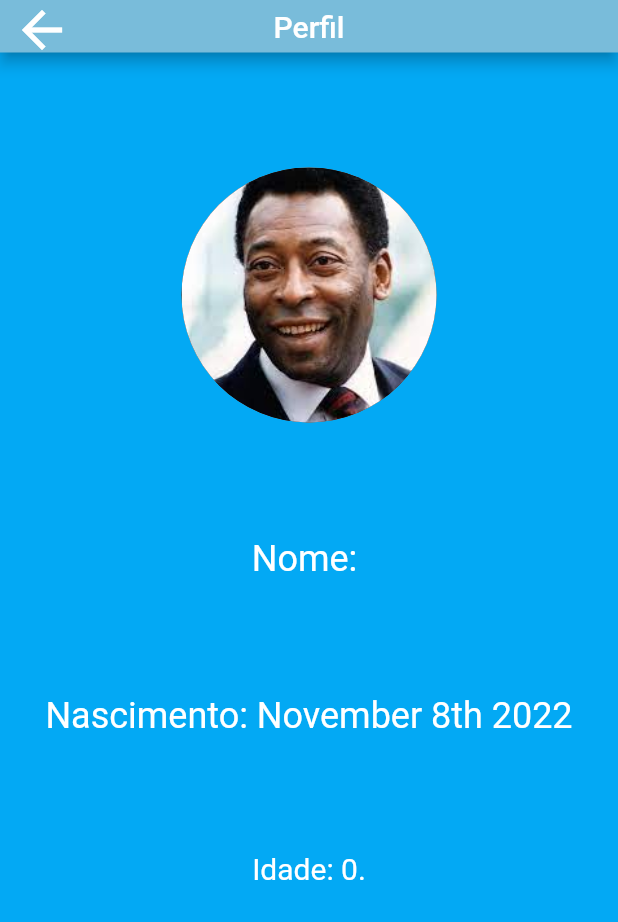
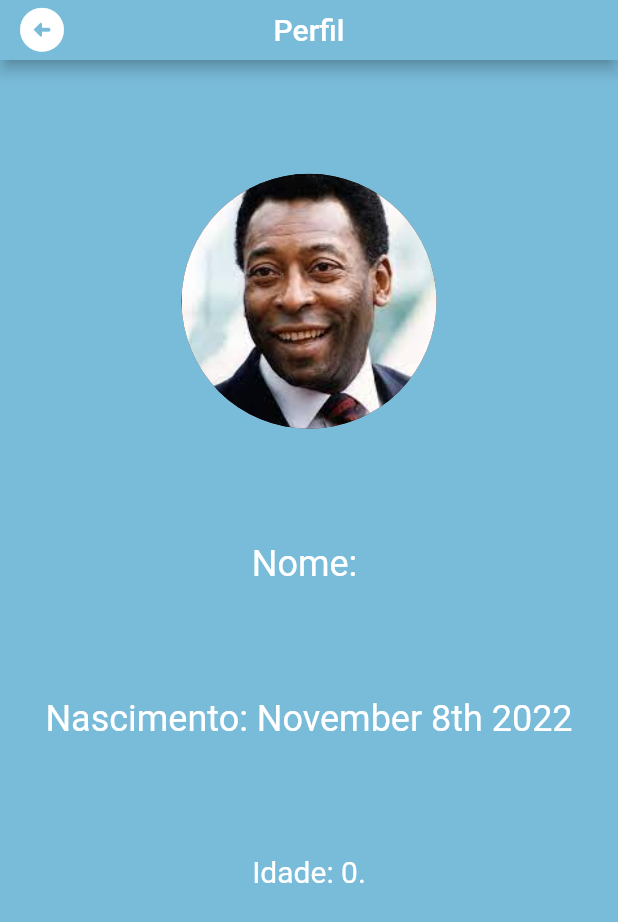
Before and after one commit to Baidugo-bot/mvp_Alzheimer, a Flutter app: the screen it shows after launch, after a tap on the "account circle" icon, on a phone screen of 412 x 824 dp. Shown: the top 922 px of the screen. Run offline on Flutter 3.47's test engine with Material 2 defaults, Android fonts, the phone set to English and light mode, and no system bars; our stand-ins replace bordered_text, date_field, flutter_svg, image_picker, jiffy, latlong2 and 1 more.

```diff
--- a/mvp_alzheimer_projeto/lib/AppController.dart
+++ b/mvp_alzheimer_projeto/lib/AppController.dart
@@ -13,7 +13,7 @@ class AppController extends ChangeNotifier{
   DateTime now = DateTime.now().toUtc();
   int counter = 0;
   String lastImgURL = "none";
-  Color mainColor = Color.fromRGBO(121,188,218, 1) ;
+  Color mainColor = const Color.fromRGBO(121,188,218, 1) ;
   void addMemory() {
       memories.add(
         Text("")
--- a/mvp_alzheimer_projeto/lib/MyHomePage.dart
+++ b/mvp_alzheimer_projeto/lib/MyHomePage.dart
@@ -6,6 +6,7 @@ import 'package:flutter/rendering.dart';
 import 'package:flutter_svg/flutter_svg.dart';
 import 'package:jiffy/jiffy.dart';
 import 'package:projeto_estudo/MyApp.dart';
+import 'package:projeto_estudo/AppController.dart';
 
 class MyHomePage extends StatefulWidget {
   const MyHomePage({Key? key, required this.title}) : super(key: key);
@@ -25,7 +26,7 @@ class _MyHomePageState extends State<MyHomePage> {
   Widget build(BuildContext context) {
     return Scaffold(
       // map dos botoes
-      backgroundColor: Colors.lightBlue,
+      backgroundColor:AppController.instance.mainColor,
 
       body: SizedBox(
         child: Column(
@@ -87,7 +88,7 @@ class _MyHomePageState extends State<MyHomePage> {
               children: [
                 ElevatedButton(
                   style: ElevatedButton.styleFrom(
-                      primary: Colors.lightBlue, padding: EdgeInsets.all(15.0)),
+                      primary: AppController.instance.mainColor, padding: EdgeInsets.all(15.0)),
                   onPressed: () {
                     Navigator.of(context).pushNamed('/remedioPage');
                   },
@@ -103,7 +104,7 @@ class _MyHomePageState extends State<MyHomePage> {
                 ElevatedButton(
                   style: ElevatedButton.styleFrom(
                     padding: EdgeInsets.all(15.0),
-                    primary: Colors.lightBlue,
+                    primary: AppController.instance.mainColor,
                   ),
                   onPressed: () {
                     Navigator.of(context).pushNamed('/memories');
@@ -119,7 +120,7 @@ class _MyHomePageState extends State<MyHomePage> {
                 ),
                 ElevatedButton(
                   style: ElevatedButton.styleFrom(
-                    primary: Colors.lightBlue,
+                    primary: AppController.instance.mainColor,
                     padding: EdgeInsets.all(15.0),
                   ),
                   onPressed: () {
@@ -139,7 +140,7 @@ class _MyHomePageState extends State<MyHomePage> {
               children: [
                 ElevatedButton(
                   style: ElevatedButton.styleFrom(
-                    primary: Colors.lightBlue,
+                    primary: AppController.instance.mainColor,
                     padding: EdgeInsets.all(15.0),
                   ),
                   onPressed: () {
--- a/mvp_alzheimer_projeto/lib/src/components/CustomButton.dart
+++ b/mvp_alzheimer_projeto/lib/src/components/CustomButton.dart
@@ -59,7 +59,7 @@ class CustomAppBar {
   PreferredSizeWidget getNamedDefault(BuildContext context,String routeName,Widget additionals){
     return AppBar(
       automaticallyImplyLeading: false,
-      toolbarHeight: 35,
+      toolbarHeight: 40,
       backgroundColor: AppController.instance.mainColor,
       centerTitle: true,
         leading: InkWell(
@@ -67,9 +67,9 @@ class CustomAppBar {
           Navigator.pushNamed(context, routeName);
         },
         child: Icon(
-          Icons.arrow_back,
+          Icons.arrow_circle_left_rounded,
           color: Color.fromARGB(255, 255, 255, 255),
-          size: 40.0,
+          size: 35.0,
         ),
       ),
       title: additionals
@@ -79,7 +79,7 @@ class CustomAppBar {
   PreferredSizeWidget getDefault(BuildContext context, String routeName){
     return AppBar(
       automaticallyImplyLeading: false,
-      toolbarHeight: 35,
+      toolbarHeight: 40,
       backgroundColor: AppController.instance.mainColor,
       title: Column(
         children: [
@@ -88,9 +88,9 @@ class CustomAppBar {
               Navigator.pushNamed(context, routeName);
             },
             child: Icon(
-              Icons.arrow_back,
+              Icons.arrow_back_ios_rounded,
               color: Color.fromARGB(255, 255, 255, 255),
-              size: 40.0,
+              size: 35.0,
             ),
           ),
 
@@ -102,7 +102,7 @@ class CustomAppBar {
   PreferredSizeWidget actionDefault(BuildContext context,String routeName,Widget additionals,Widget action){
     return AppBar(
         automaticallyImplyLeading: false,
-        toolbarHeight: 35,
+        toolbarHeight: 40,
         backgroundColor: AppController.instance.mainColor,
         centerTitle: true,
         leading: InkWell(
@@ -110,9 +110,9 @@ class CustomAppBar {
             Navigator.pushNamed(context, routeName);
           },
           child: Icon(
-            Icons.arrow_back,
+            Icons.arrow_circle_left_rounded,
             color: Color.fromARGB(255, 255, 255, 255),
-            size: 40.0,
+            size: 35.0,
           ),
         ),
         title: additionals,
--- a/mvp_alzheimer_projeto/lib/src/views/ProfileView.dart
+++ b/mvp_alzheimer_projeto/lib/src/views/ProfileView.dart
@@ -5,6 +5,7 @@ import 'package:jiffy/jiffy.dart';
 import 'package:projeto_estudo/src/controller/ProfileController.dart';
 import 'package:projeto_estudo/src/views/EditProfileView.dart';
 
+import '../../AppController.dart';
 import '../components/CustomButton.dart';
 
 class ProfileView extends StatefulWidget {
@@ -25,7 +26,7 @@ class _ProfileViewState extends State<ProfileView> {
             .substring(0, 2));
 
     return Scaffold(
-      backgroundColor: Colors.lightBlue,
+      backgroundColor: AppController.instance.mainColor,
       appBar: CustomAppBar.instance.getNamedDefault(context,"/",Text(" Perfil ")),
       body: Column(
         mainAxisAlignment: MainAxisAlignment.spaceEvenly,
--- a/mvp_alzheimer_projeto/lib/src/views/SeeMemoryView.dart
+++ b/mvp_alzheimer_projeto/lib/src/views/SeeMemoryView.dart
@@ -16,8 +16,7 @@ class SeeMemoryView extends StatelessWidget {
     return Scaffold(
       backgroundColor: AppController.instance.mainColor,
 
-      appBar: CustomAppBar.instance.actionDefault(context, "/memories",
-          Text("Ver Memoria"),
+      appBar: CustomAppBar.instance.actionDefault(context, "/memories", Text("Ver Memoria"),
         InkWell(
             onTap: (){
               Navigator.of(context).pushNamed('/editMemory',arguments: { "memory": args["memory"] as Memory});
```
Also changed, not shown: mvp_alzheimer_projeto/lib/src/views/FamilyView.dart (+66 -55 lines), mvp_alzheimer_projeto/lib/src/views/MemoriesView.dart (+12 -11 lines), mvp_alzheimer_projeto/lib/src/views/SeeFamilyView.dart (+5 -5 lines).
